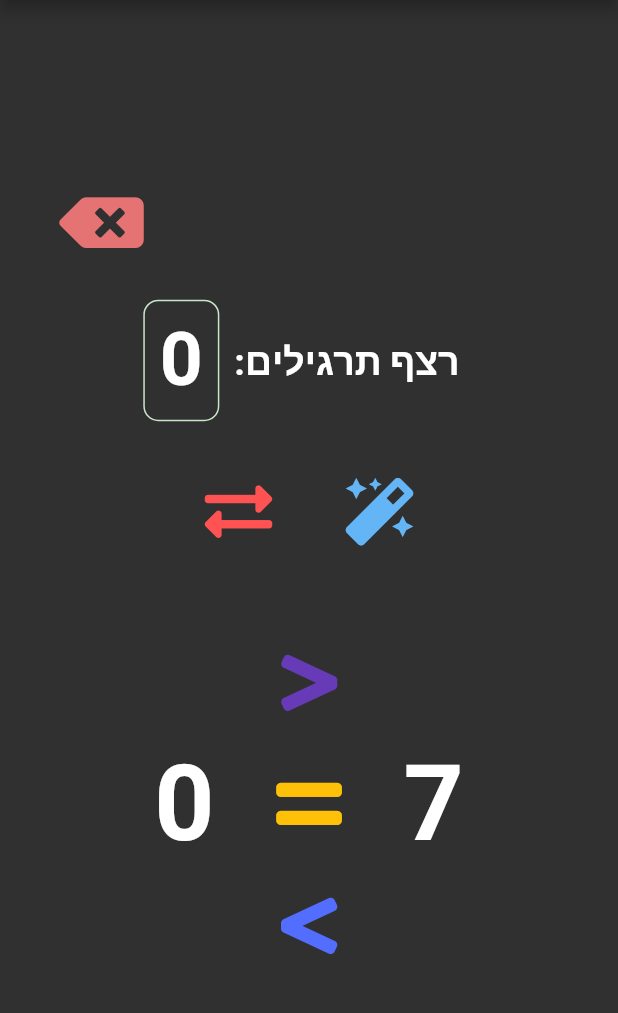
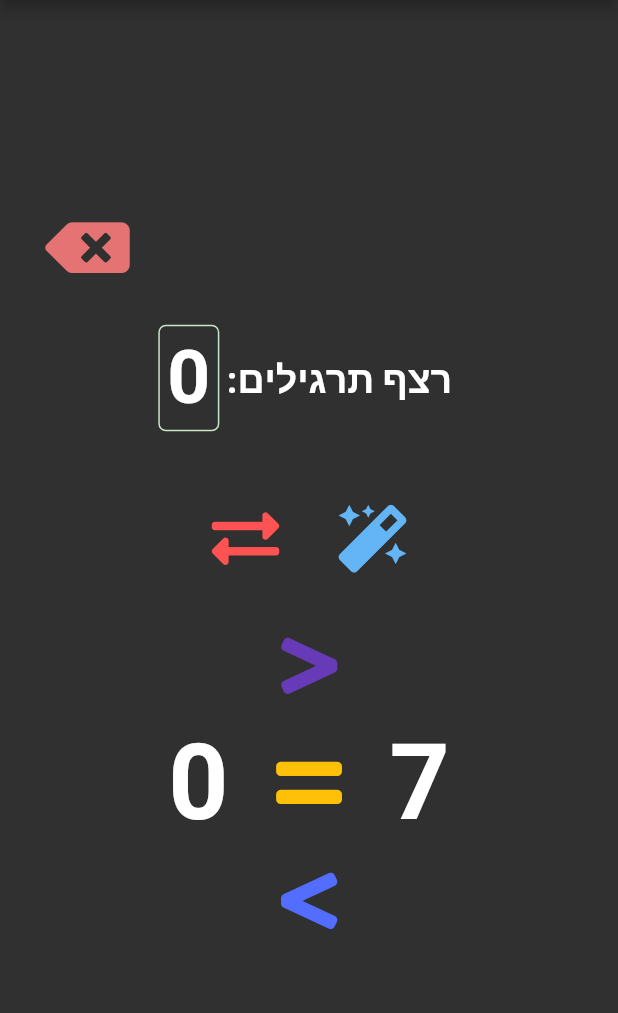
Before and after one commit to AdamRussak/one_to_math, a Flutter app: the WhoIsBiggerScreen screen opened by its route, on a phone screen of 412 x 824 dp, the part 84-1097 px from its top. Run offline on Flutter 3.47's test engine with Material 2 defaults, Android fonts, the phone set to English and light mode, and no system bars; our stand-ins replace after_layout, fluttertoast, font_awesome_flutter, rflutter_alert, shared_preferences; accounts and stored records are empty.

Commit message:
setting screens to mediaQuery

```diff
--- a/lib/screens/who_is_bigger_screen.dart
+++ b/lib/screens/who_is_bigger_screen.dart
@@ -158,7 +158,7 @@ class _WhoIsBiggerScreenState extends State<WhoIsBiggerScreen>
                 mainAxisAlignment: MainAxisAlignment.start,
                 children: [
                   SizedBox(
-                    width: 30.0,
+                    width: size.width * 0.05,
                   ),
                   AppIconButtons(
                     presWidget: () {
@@ -176,7 +176,7 @@ class _WhoIsBiggerScreenState extends State<WhoIsBiggerScreen>
                 sucessInt: sucessInt == null ? 0 : sucessInt,
               ),
               SizedBox(
-                height: 30.0,
+                height: size.height * 0.05,
               ),
               Row(
                 mainAxisAlignment: MainAxisAlignment.center,
@@ -195,7 +195,7 @@ class _WhoIsBiggerScreenState extends State<WhoIsBiggerScreen>
                     iconColors: Colors.redAccent,
                   ),
                   SizedBox(
-                    width: 30.0,
+                    width: size.width * 0.05,
                   ),
                   AppIconButtons(
                     presWidget: mathBrain.getLessOrMoreQustion,
@@ -205,7 +205,7 @@ class _WhoIsBiggerScreenState extends State<WhoIsBiggerScreen>
                 ],
               ),
               SizedBox(
-                height: 50.0,
+                height: size.width * 0.05,
               ),
               Row(mainAxisAlignment: MainAxisAlignment.center, children: [
                 Text(
@@ -215,7 +215,7 @@ class _WhoIsBiggerScreenState extends State<WhoIsBiggerScreen>
                   style: KMoreOrLessTextStyle,
                 ),
                 SizedBox(
-                  width: 30.0,
+                  width: size.width * 0.05,
                 ),
                 Column(
                   children: [
@@ -233,7 +233,7 @@ class _WhoIsBiggerScreenState extends State<WhoIsBiggerScreen>
                       },
                     ),
                     SizedBox(
-                      height: 15.0,
+                      height: size.height * 0.015,
                     ),
                     IconButton(
                       color: Colors.amber,
@@ -249,7 +249,7 @@ class _WhoIsBiggerScreenState extends State<WhoIsBiggerScreen>
                       },
                     ),
                     SizedBox(
-                      height: 15.0,
+                      height: size.height * 0.015,
                     ),
                     IconButton(
                       color: Colors.indigoAccent,
@@ -267,7 +267,7 @@ class _WhoIsBiggerScreenState extends State<WhoIsBiggerScreen>
                   ],
                 ),
                 SizedBox(
-                  width: 30.0,
+                  width: size.width * 0.05,
                 ),
                 Text(
                   mathBrain.randomNumber2 != null
--- a/lib/widgets/result_counter.dart
+++ b/lib/widgets/result_counter.dart
@@ -12,16 +12,16 @@ class ResultCounterWidget extends StatelessWidget {
   Widget build(BuildContext context) {
     return Row(mainAxisAlignment: MainAxisAlignment.center, children: [
       Container(
-          padding: EdgeInsets.all(10.0),
+          padding: EdgeInsets.all(5.0),
           decoration: BoxDecoration(
-              borderRadius: BorderRadius.all(Radius.circular(10.0)),
+              borderRadius: BorderRadius.all(Radius.circular(5.0)),
               border: Border.all(color: Colors.green[100])),
           child: Text(
             sucessInt.toString(),
             style: KmathStyle,
           )),
       Container(
-          margin: EdgeInsets.all(10.0),
+          margin: EdgeInsets.all(5.0),
           child: Text(
             ':רצף תרגילים',
             style: TextStyle(
```
Also changed, not shown: lib/screens/math_qustions.dart (+6 -6 lines), lib/screens/multiply_qustions.dart (+7 -7 lines).
